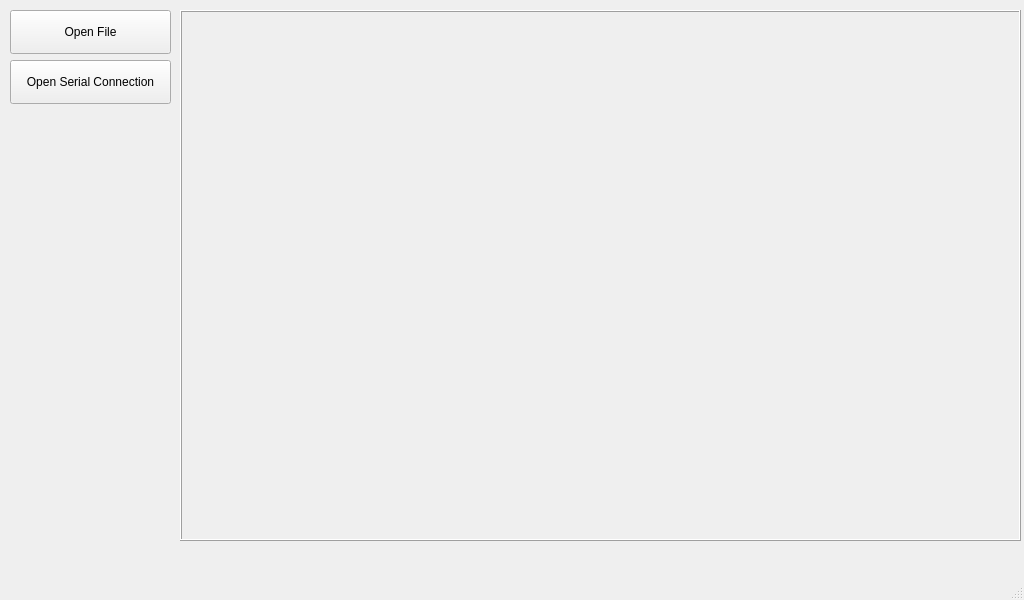
Qt form AvalancheDesktop/resources/ui/mainWindow.ui (blkaron/AvalancheDesktop) before a commit.
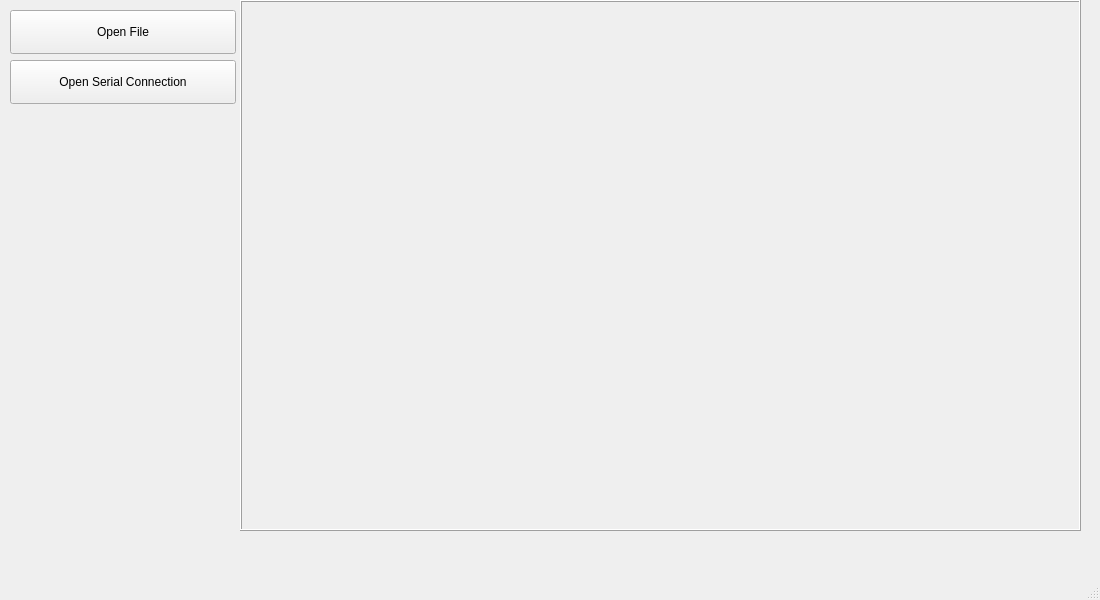
The same form after that commit.

Commit message: Minor change for 14inch displays

Diff of the .ui file:
```diff
--- a/AvalancheDesktop/resources/ui/mainWindow.ui
+++ b/AvalancheDesktop/resources/ui/mainWindow.ui
@@ -6,16 +6,22 @@
    <rect>
     <x>0</x>
     <y>0</y>
-    <width>1024</width>
+    <width>1100</width>
     <height>600</height>
    </rect>
   </property>
   <property name="sizePolicy">
-   <sizepolicy hsizetype="Fixed" vsizetype="Fixed">
+   <sizepolicy hsizetype="Minimum" vsizetype="Fixed">
     <horstretch>0</horstretch>
     <verstretch>0</verstretch>
    </sizepolicy>
   </property>
+  <property name="maximumSize">
+   <size>
+    <width>1920</width>
+    <height>16777215</height>
+   </size>
+  </property>
   <property name="windowTitle">
    <string>MainWindow</string>
   </property>
@@ -25,7 +31,7 @@
      <rect>
       <x>10</x>
       <y>10</y>
-      <width>161</width>
+      <width>226</width>
       <height>531</height>
      </rect>
     </property>
@@ -86,8 +92,8 @@
    <widget class="QFrame" name="frame">
     <property name="geometry">
      <rect>
-      <x>180</x>
-      <y>10</y>
+      <x>240</x>
+      <y>0</y>
       <width>841</width>
       <height>531</height>
      </rect>
@@ -107,9 +113,9 @@
     <widget class="QWidget" name="verticalLayoutWidget_2">
      <property name="geometry">
       <rect>
-       <x>10</x>
+       <x>70</x>
        <y>10</y>
-       <width>821</width>
+       <width>761</width>
        <height>511</height>
       </rect>
      </property>
```
Left out of the diff: 4 changed lines with no effect on the pictures. The commit also changes 1 other file.
